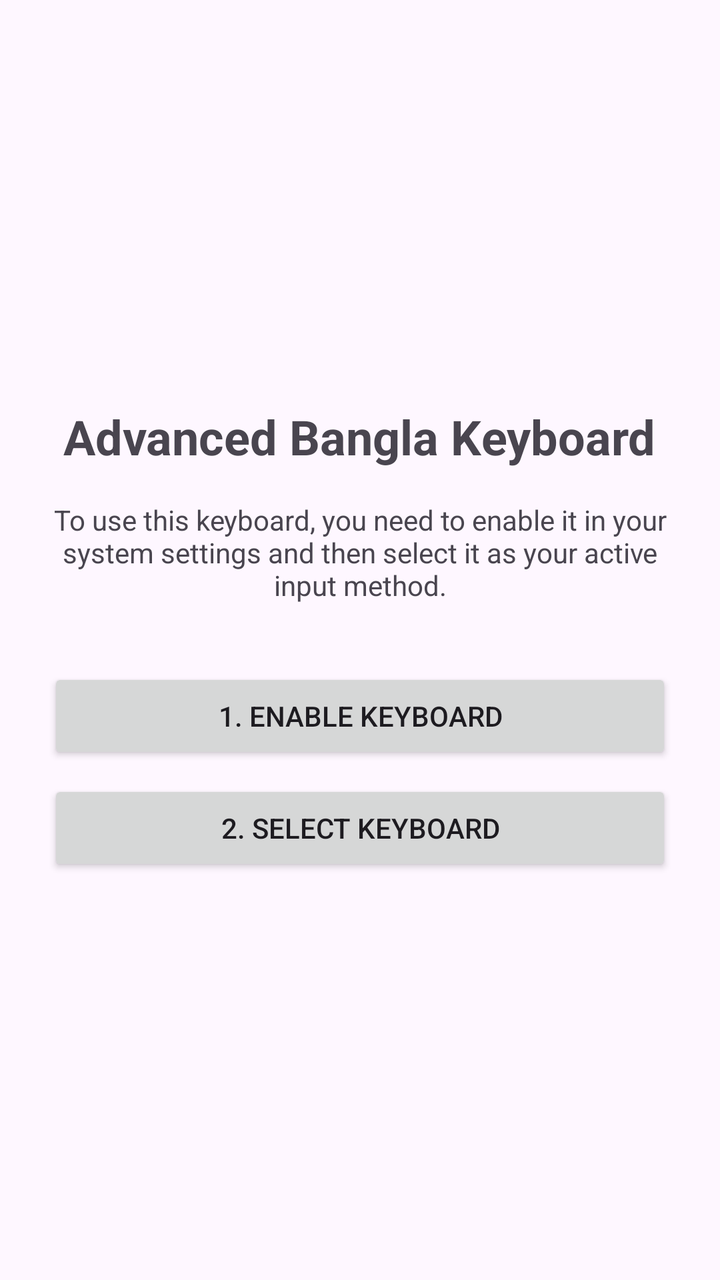
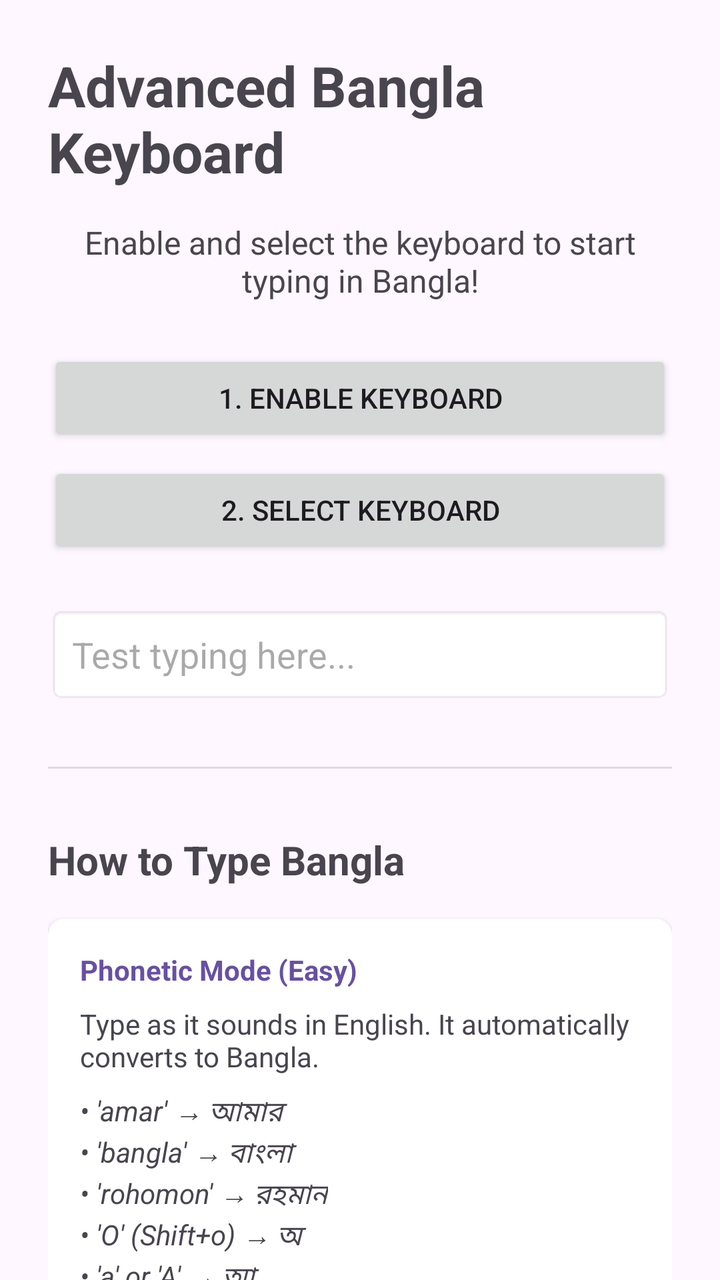

Two renders of the same Android screen: before a commit and after it. Below are the layout's source before the change and the commit's diff.
<!-- AndroidManifest.xml: activity theme Theme.Keyboard -->
<!-- res/layout/activity_main.xml -->
<?xml version="1.0" encoding="utf-8"?>
<LinearLayout xmlns:android="http://schemas.android.com/apk/res/android"
    android:layout_width="match_parent"
    android:layout_height="match_parent"
    android:gravity="center"
    android:orientation="vertical"
    android:padding="24dp">

    <TextView
        android:layout_width="wrap_content"
        android:layout_height="wrap_content"
        android:text="@string/ime_name"
        android:textSize="24sp"
        android:textStyle="bold" />

    <TextView
        android:layout_width="wrap_content"
        android:layout_height="wrap_content"
        android:layout_marginTop="16dp"
        android:gravity="center"
        android:text="To use this keyboard, you need to enable it in your system settings and then select it as your active input method." />

    <Button
        android:id="@+id/btn_enable"
        android:layout_width="match_parent"
        android:layout_height="wrap_content"
        android:layout_marginTop="32dp"
        android:text="1. Enable Keyboard" />

    <Button
        android:id="@+id/btn_select"
        android:layout_width="match_parent"
        android:layout_height="wrap_content"
        android:layout_marginTop="8dp"
        android:text="2. Select Keyboard" />

</LinearLayout>
<!-- resources referenced by this layout -->
<resources>
  <string name="ime_name">Advanced Bangla Keyboard</string>
  <style name="Theme.Keyboard" parent="Theme.Material3.DayNight.NoActionBar" />
</resources>

<!-- the commit's change to res/layout/activity_main.xml (unified diff, before → after) -->
@@ -1,37 +1,256 @@
 <?xml version="1.0" encoding="utf-8"?>
-<LinearLayout xmlns:android="http://schemas.android.com/apk/res/android"
+<androidx.core.widget.NestedScrollView xmlns:android="http://schemas.android.com/apk/res/android"
+    xmlns:app="http://schemas.android.com/apk/res-auto"
     android:layout_width="match_parent"
     android:layout_height="match_parent"
-    android:gravity="center"
-    android:orientation="vertical"
-    android:padding="24dp">
-
-    <TextView
-        android:layout_width="wrap_content"
-        android:layout_height="wrap_content"
-        android:text="@string/ime_name"
-        android:textSize="24sp"
-        android:textStyle="bold" />
-
-    <TextView
-        android:layout_width="wrap_content"
-        android:layout_height="wrap_content"
-        android:layout_marginTop="16dp"
-        android:gravity="center"
-        android:text="To use this keyboard, you need to enable it in your system settings and then select it as your active input method." />
-
-    <Button
-        android:id="@+id/btn_enable"
+    android:background="?android:attr/windowBackground">
+
+    <LinearLayout
         android:layout_width="match_parent"
         android:layout_height="wrap_content"
-        android:layout_marginTop="32dp"
-        android:text="1. Enable Keyboard" />
-
-    <Button
-        android:id="@+id/btn_select"
-        android:layout_width="match_parent"
-        android:layout_height="wrap_content"
-        android:layout_marginTop="8dp"
-        android:text="2. Select Keyboard" />
-
-</LinearLayout>
+        android:orientation="vertical"
+        android:padding="24dp">
+
+        <TextView
+            android:layout_width="wrap_content"
+            android:layout_height="wrap_content"
+            android:layout_gravity="center"
+            android:text="@string/ime_name"
+            android:textSize="28sp"
+            android:textStyle="bold" />
+
+        <TextView
+            android:layout_width="wrap_content"
+            android:layout_height="wrap_content"
+            android:layout_marginTop="16dp"
+            android:gravity="center"
+            android:text="Enable and select the keyboard to start typing in Bangla!"
+            android:textSize="16sp" />
+
+        <Button
+            android:id="@+id/btn_enable"
+            android:layout_width="match_parent"
+            android:layout_height="wrap_content"
+            android:layout_marginTop="24dp"
+            android:text="1. Enable Keyboard" />
+
+        <Button
+            android:id="@+id/btn_select"
+            android:layout_width="match_parent"
+            android:layout_height="wrap_content"
+            android:layout_marginTop="8dp"
+            android:text="2. Select Keyboard" />
+
+        <EditText
+            android:id="@+id/et_test"
+            android:layout_width="match_parent"
+            android:layout_height="wrap_content"
+            android:layout_marginTop="24dp"
+            android:hint="Test typing here..."
+            android:padding="12dp"
+            android:background="@android:drawable/editbox_background" />
+
+        <View
+            android:layout_width="match_parent"
+            android:layout_height="1dp"
+            android:layout_marginVertical="32dp"
+            android:background="?android:attr/dividerVertical" />
+
+        <TextView
+            android:layout_width="wrap_content"
+            android:layout_height="wrap_content"
+            android:text="How to Type Bangla"
+            android:textSize="20sp"
+            android:textStyle="bold" />
+
+        
+        <androidx.cardview.widget.CardView
+            android:layout_width="match_parent"
+            android:layout_height="wrap_content"
+            android:layout_marginTop="16dp"
+            app:cardCornerRadius="8dp"
+            app:cardElevation="2dp">
+
+            <LinearLayout
+                android:layout_width="match_parent"
+                android:layout_height="wrap_content"
+                android:orientation="vertical"
+                android:padding="16dp">
+
+                <TextView
+                    android:layout_width="wrap_content"
+                    android:layout_height="wrap_content"
+                    android:text="Phonetic Mode (Easy)"
+                    android:textColor="?android:attr/colorPrimary"
+                    android:textStyle="bold" />
+
+                <TextView
+                    android:layout_width="wrap_content"
+                    android:layout_height="wrap_content"
+                    android:layout_marginTop="8dp"
+                    android:text="Type as it sounds in English. It automatically converts to Bangla." />
+
+                <TextView
+                    android:layout_width="wrap_content"
+                    android:layout_height="wrap_content"
+                    android:layout_marginTop="8dp"
+                    android:text="• 'amar' → আমার\n• 'bangla' → বাংলা\n• 'rohomon' → রহমান\n• 'O' (Shift+o) → অ\n• 'a' or 'A' → আ"
+                    android:textStyle="italic" />
+            </LinearLayout>
+        </androidx.cardview.widget.CardView>
+
+        
+        <androidx.cardview.widget.CardView
+            android:layout_width="match_parent"
+            android:layout_height="wrap_content"
+            android:layout_marginTop="16dp"
+            app:cardCornerRadius="8dp"
+            app:cardElevation="2dp">
+
+            <LinearLayout
+                android:layout_width="match_parent"
+                android:layout_height="wrap_content"
+                android:orientation="vertical"
+                android:padding="16dp">
+
+                <TextView
+                    android:layout_width="wrap_content"
+                    android:layout_height="wrap_content"
+                    android:text="Probhat Layout Mode"
+                    android:textColor="?android:attr/colorPrimary"
+                    android:textStyle="bold" />
+
+                <TextView
+                    android:layout_width="wrap_content"
+                    android:layout_height="wrap_content"
+                    android:layout_marginTop="8dp"
+                    android:text="A fixed layout where each key represents a specific Bangla character." />
+
+                <TextView
+                    android:layout_width="wrap_content"
+                    android:layout_height="wrap_content"
+                    android:layout_marginTop="8dp"
+                    android:text="• 'f' → া  |  Shift+'f' → অ\n• 'a' → ু  |  Shift+'a' → ূ\n• 's' → ৃ  |  Shift+'s' → ষ\n• 'v' → র  |  Shift+'v' → ভ"
+                    android:textStyle="italic" />
+            </LinearLayout>
+        </androidx.cardview.widget.CardView>
+
+        <TextView
+            android:layout_width="wrap_content"
+            android:layout_height="wrap_content"
+            android:layout_marginTop="24dp"
+            android:text="Complex &amp; Combined Characters"
+            android:textSize="20sp"
+            android:textStyle="bold" />
+
+        <androidx.cardview.widget.CardView
+            android:layout_width="match_parent"
+            android:layout_height="wrap_content"
+            android:layout_marginTop="16dp"
+            app:cardCornerRadius="8dp"
+            app:cardElevation="2dp">
+
+            <LinearLayout
+                android:layout_width="match_parent"
+                android:layout_height="wrap_content"
+                android:orientation="vertical"
+                android:padding="16dp">
+
+                <TextView
+                    android:layout_width="wrap_content"
+                    android:layout_height="wrap_content"
+                    android:text="Phonetic Conjuncts"
+                    android:textColor="?android:attr/colorPrimary"
+                    android:textStyle="bold" />
+
+                <TextView
+                    android:layout_width="wrap_content"
+                    android:layout_height="wrap_content"
+                    android:layout_marginTop="8dp"
+                    android:text="Simply type the consonants together. The engine will automatically form the conjunct." />
+
+                <TextView
+                    android:layout_width="wrap_content"
+                    android:layout_height="wrap_content"
+                    android:layout_marginTop="8dp"
+                    android:text="• 'kk' → ক্ক\n• 'kt' → ক্ত\n• 'bd' → ব্দ\n• 'nd' → ন্দ\n• 'shonim' → শনিম\n• 'proshno' → প্রশ্ন (p+r+o+sh+n+o)"
+                    android:textStyle="italic" />
+
+                <TextView
+                    android:layout_width="wrap_content"
+                    android:layout_height="wrap_content"
+                    android:layout_marginTop="12dp"
+                    android:text="Special Rules:"
+                    android:textStyle="bold" />
+
+                <TextView
+                    android:layout_width="wrap_content"
+                    android:layout_height="wrap_content"
+                    android:text="• 'r' + consonant → Reph (র্)\n  e.g., 'rka' → রকা (or র্ক if followed by vowel)\n• consonant + 'y' → Jafala (্য)\n  e.g., 'ky' → ক্য\n• 'ksh' → ক্ষ"
+                    android:textSize="14sp" />
+            </LinearLayout>
+        </androidx.cardview.widget.CardView>
+
+        <androidx.cardview.widget.CardView
+            android:layout_width="match_parent"
+            android:layout_height="wrap_content"
+            android:layout_marginTop="16dp"
+            app:cardCornerRadius="8dp"
+            app:cardElevation="2dp">
+
+            <LinearLayout
+                android:layout_width="match_parent"
+                android:layout_height="wrap_content"
+                android:orientation="vertical"
+                android:padding="16dp">
+
+                <TextView
+                    android:layout_width="wrap_content"
+                    android:layout_height="wrap_content"
+                    android:text="Layout Conjuncts (The 'g' key)"
+                    android:textColor="?android:attr/colorPrimary"
+                    android:textStyle="bold" />
+
+                <TextView
+                    android:layout_width="wrap_content"
+                    android:layout_height="wrap_content"
+                    android:layout_marginTop="8dp"
+                    android:text="In Layout mode, use the 'g' key (্) to join two consonants." />
+
+                <TextView
+                    android:layout_width="wrap_content"
+                    android:layout_height="wrap_content"
+                    android:layout_marginTop="8dp"
+                    android:text="Example for 'ক্ত' (k+t):\n1. Press 'j' (ক)\n2. Press 'g' (্)\n3. Press 'k' (ত)"
+                    android:textStyle="italic" />
+
+                <TextView
+                    android:layout_width="wrap_content"
+                    android:layout_height="wrap_content"
+                    android:layout_marginTop="8dp"
+                    android:text="Example for 'প্র' (p+r):\n1. Press 'r' (প)\n2. Press 'g' (্)\n3. Press 'v' (র)"
+                    android:textStyle="italic" />
+            </LinearLayout>
+        </androidx.cardview.widget.CardView>
+
+        
+        <TextView
+            android:layout_width="wrap_content"
+            android:layout_height="wrap_content"
+            android:layout_marginTop="24dp"
+            android:text="Quick Tips"
+            android:textSize="18sp"
+            android:textStyle="bold" />
+
+        <TextView
+            android:layout_width="wrap_content"
+            android:layout_height="wrap_content"
+            android:layout_marginTop="8dp"
+            android:text="• Tap the globe (🌐) icon to switch languages.\n• Tap '?123' for symbols and punctuation.\n• Numbers row is available at the top for easy access." />
+
+        <Space
+            android:layout_width="match_parent"
+            android:layout_height="32dp" />
+
+    </LinearLayout>
+</androidx.core.widget.NestedScrollView>
